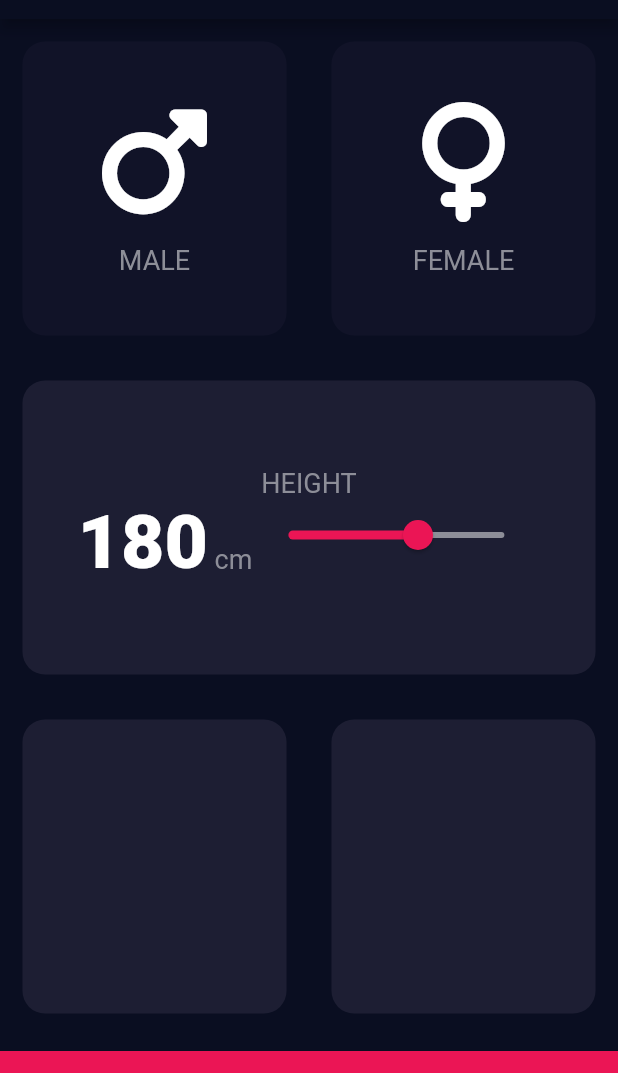
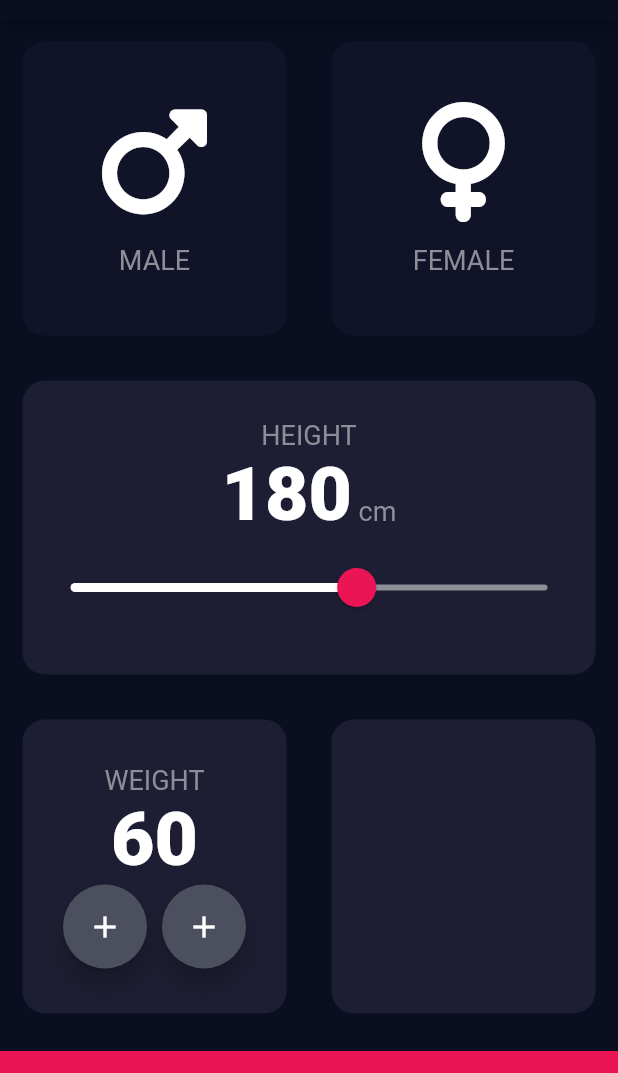
Before and after one commit to Dolnys/bmi_calculator, a Flutter app: the screen it shows after launch, on a phone screen of 412 x 824 dp, the part 65-1138 px from its top. Run offline on Flutter 3.47's test engine with Material 2 defaults, Android fonts, the phone set to English and light mode, and no system bars; our stand-ins replace font_awesome_flutter.

Commit message:
customize the slider

```diff
--- a/lib/const/constants.dart
+++ b/lib/const/constants.dart
@@ -3,7 +3,7 @@ import 'package:flutter/material.dart';
 const activeCardColor = Color(0xFF1D1E33);
 const inactiveCardColor = Color(0xFF111328);
 const bottomButtonHeight = 80.0;
-const ContainerColour = Color(0xFFEB1555);
+const containerColour = Color(0xFFEB1555);
 
 const labelTextStyle = TextStyle(
   fontSize: 18.0,
--- a/lib/const/reusable_card.dart
+++ b/lib/const/reusable_card.dart
@@ -1,5 +1,4 @@
 import 'package:flutter/material.dart';
-import 'package:font_awesome_flutter/font_awesome_flutter.dart';
 
 class ReusableCard extends StatelessWidget {
   const ReusableCard({super.key, this.colour, this.cardChild, this.onPress});
@@ -12,8 +11,8 @@ class ReusableCard extends StatelessWidget {
     return GestureDetector(
       onTap: onPress,
       child: Container(
+        margin: const EdgeInsets.all(15),
         child: cardChild,
-        margin: const EdgeInsets.all(15),
         decoration: BoxDecoration(
           borderRadius: BorderRadius.circular(15.0),
           color: colour,
--- a/lib/views/input_page.dart
+++ b/lib/views/input_page.dart
@@ -14,6 +14,7 @@ class InputPage extends StatefulWidget {
 class _InputPageState extends State<InputPage> {
   Gender? selectedGender;
   int height = 180;
+  int weight = 60;
   @override
   Widget build(BuildContext context) {
     return Scaffold(
@@ -33,7 +34,7 @@ class _InputPageState extends State<InputPage> {
                         selectedGender = Gender.male;
                       });
                     },
-                    cardChild: IconContent(
+                    cardChild: const IconContent(
                       icon: FontAwesomeIcons.mars,
                       textcontent: 'MALE',
                     ),
@@ -49,7 +50,7 @@ class _InputPageState extends State<InputPage> {
                         selectedGender = Gender.female;
                       });
                     },
-                    cardChild: IconContent(
+                    cardChild: const IconContent(
                       icon: FontAwesomeIcons.venus,
                       textcontent: 'FEMALE',
                     ),
@@ -67,7 +68,7 @@ class _InputPageState extends State<InputPage> {
               cardChild: Column(
                 mainAxisAlignment: MainAxisAlignment.center,
                 children: [
-                  Text(
+                  const Text(
                     'HEIGHT',
                     style: labelTextStyle,
                   ),
@@ -80,34 +81,81 @@ class _InputPageState extends State<InputPage> {
                         height.toString(),
                         style: numberTextStyle,
                       ),
-                      Text(
+                      const Text(
                         ' cm',
                         style: labelTextStyle,
                       ),
-                      Slider(
+                    ],
+                  ),
+                  SliderTheme(
+                    data: SliderTheme.of(context).copyWith(
+                      activeTrackColor: Colors.white,
+                      inactiveTrackColor: Color(0xFF8d8e98),
+                      thumbColor: const Color(0xFFEB1555),
+                      overlayColor: const Color(0x29EB1555),
+                      thumbShape:
+                          const RoundSliderThumbShape(enabledThumbRadius: 13),
+                      overlayShape:
+                          const RoundSliderOverlayShape(overlayRadius: 32),
+                    ),
+                    child: Slider(
                       min: 120,
                       max: 220,
                       value: height.toDouble(),
-                        activeColor: Color(0xFFEB1555),
-                        inactiveColor: Color(0xFF8d8e98),
                       onChanged: (double newValue) {
                         setState(() {
                           height = newValue.round();
                         });
                       },
                     ),
-                    ],
-                  )
+                  ),
                 ],
               ),
             ),
           ),
           Expanded(
             child: Row(
-              children: const [
+              children: [
                 Expanded(
                   child: ReusableCard(
                     colour: activeCardColor,
+                    cardChild: Column(
+                      mainAxisAlignment: MainAxisAlignment.center,
+                      children: [
+                        const Text(
+                          'WEIGHT',
+                          style: labelTextStyle,
+                        ),
+                        Text(
+                          weight.toString(),
+                          style: numberTextStyle,
+                        ),
+                        Row(
+                          mainAxisAlignment: MainAxisAlignment.center,
+                          children: [
+                            FloatingActionButton(
+                              onPressed: () {},
+                              backgroundColor: Color(0xFF4C4F5E),
+                              child: Icon(
+                                Icons.add,
+                                color: Colors.white,
+                              ),
+                            ),
+                            SizedBox(
+                              width: 10.0,
+                            ),
+                            FloatingActionButton(
+                              onPressed: () {},
+                              backgroundColor: Color(0xFF4C4F5E),
+                              child: Icon(
+                                Icons.add,
+                                color: Colors.white,
+                              ),
+                            ),
+                          ],
+                        )
+                      ],
+                    ),
                   ),
                 ),
                 Expanded(
@@ -119,7 +167,7 @@ class _InputPageState extends State<InputPage> {
             ),
           ),
           Container(
-            color: ContainerColour,
+            color: containerColour,
             margin: const EdgeInsets.only(top: 10.0),
             height: bottomButtonHeight,
             width: double.infinity,
```
Lines whose indentation alone changed are shown as unchanged.
